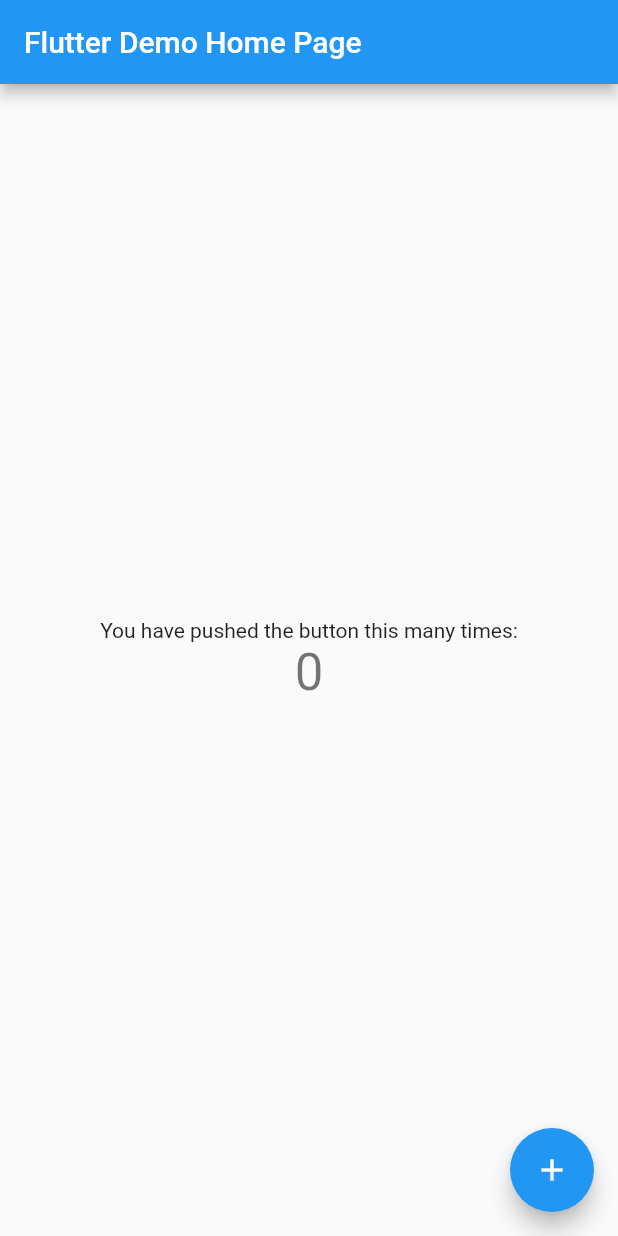
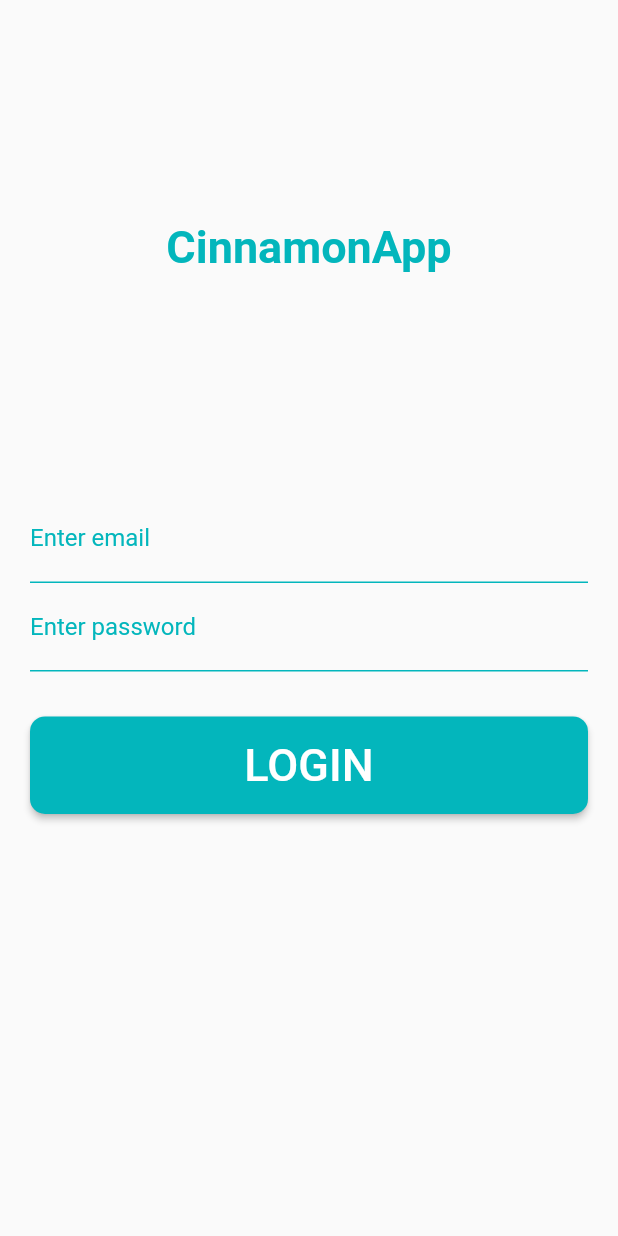
Before and after one commit to otma88/cinnamonApp, a Flutter app: the screen it shows after launch, on a phone screen of 412 x 824 dp. Run offline on Flutter 3.47's test engine with Material 2 defaults, Android fonts, the phone set to English and light mode, and no system bars.

Commit message:
working on login and home screens

```diff
--- /dev/null
+++ b/lib/constants.dart
@@ -0,0 +1,4 @@
+import 'package:flutter/cupertino.dart';
+
+const kPrimaryColor = Color(0xff03b6bc);
+const kSecondaryColor = Color(0xff2a4461);
--- a/lib/main.dart
+++ b/lib/main.dart
@@ -1,8 +1,8 @@
 import 'package:flutter/material.dart';
 
-void main() {
-  runApp(MyApp());
-}
+//void main() {
+//  runApp(MyApp());
+//}
 
 class MyApp extends StatelessWidget {
   // This widget is the root of your application.
--- /dev/null
+++ b/lib/screens/login_form.dart
@@ -0,0 +1,84 @@
+import 'package:cinnamon_app/screens/home_screen.dart';
+import 'package:cinnamon_app/validator.dart';
+import 'package:flutter/material.dart';
+import 'package:cinnamon_app/constants.dart';
+
+class LoginForm extends StatefulWidget {
+  @override
+  State createState() {
+    return LoginFormState();
+  }
+}
+
+class LoginFormState extends State<LoginForm> {
+  final _formKey = GlobalKey<FormState>();
+  bool _autovalidate = false;
+  @override
+  Widget build(BuildContext context) {
+    return Form(
+        key: _formKey,
+        autovalidate: _autovalidate,
+        child: Column(
+          children: <Widget>[
+            TextFormField(
+              decoration: InputDecoration(
+                  labelText: "Enter email",
+                  labelStyle: TextStyle(color: kPrimaryColor),
+                  enabledBorder: UnderlineInputBorder(borderSide: BorderSide(color: kPrimaryColor)),
+                  focusedBorder: UnderlineInputBorder(borderSide: BorderSide(color: kPrimaryColor))),
+              validator: (value) {
+                if (value.isEmpty) {
+                  return 'Please enter email';
+                }
+                bool validEmail = Validator().validateEmail(value);
+                if (!validEmail) {
+                  return "Email is invalid!";
+                }
+                return null;
+              },
+            ),
+            TextFormField(
+              decoration: InputDecoration(
+                  labelText: "Enter password",
+                  labelStyle: TextStyle(color: kPrimaryColor),
+                  enabledBorder: UnderlineInputBorder(borderSide: BorderSide(color: kPrimaryColor)),
+                  focusedBorder: UnderlineInputBorder(borderSide: BorderSide(color: kPrimaryColor))),
+              validator: (value) {
+                String validPassword = Validator().validatePassword(value);
+                if (validPassword != null) {
+                  return validPassword;
+                }
+                return null;
+              },
+            ),
+            SizedBox(
+              height: 30.0,
+            ),
+            RaisedButton(
+              onPressed: () {
+                if (_formKey.currentState.validate()) {
+                  Navigator.push(context, MaterialPageRoute(builder: (context) => HomeScreen()));
+                } else {
+                  setState(() {
+                    _autovalidate = true;
+                  });
+                }
+              },
+              child: Padding(
+                padding: const EdgeInsets.all(15.0),
+                child: Container(
+                  width: double.infinity,
+                  alignment: Alignment.center,
+                  child: Text(
+                    "LOGIN",
+                    style: TextStyle(color: Colors.white, fontSize: 30.0),
+                  ),
+                ),
+              ),
+              shape: RoundedRectangleBorder(borderRadius: BorderRadius.circular(10.0)),
+              color: kPrimaryColor,
+            )
+          ],
+        ));
+  }
+}
--- /dev/null
+++ b/lib/screens/login_screen.dart
@@ -0,0 +1,46 @@
+import 'package:cinnamon_app/screens/login_form.dart';
+import 'package:flutter/material.dart';
+import 'package:cinnamon_app/constants.dart';
+
+void main() {
+  runApp(MaterialApp(
+    home: LoginScreen(),
+  ));
+}
+
+class LoginScreen extends StatefulWidget {
+  @override
+  State createState() {
+    return LoginScreenState();
+  }
+}
+
+class LoginScreenState extends State<LoginScreen> {
+  @override
+  Widget build(BuildContext context) {
+    return Scaffold(
+      body: Container(
+        child: Column(
+          children: <Widget>[
+            Expanded(
+              flex: 2,
+              child: Container(
+                alignment: Alignment.center,
+                child: Text(
+                  "CinnamonApp",
+                  style: TextStyle(fontSize: 30.0, color: kPrimaryColor, fontWeight: FontWeight.bold),
+                ),
+              ),
+            ),
+            Expanded(
+                flex: 3,
+                child: Padding(
+                  padding: const EdgeInsets.symmetric(horizontal: 20.0),
+                  child: LoginForm(),
+                )),
+          ],
+        ),
+      ),
+    );
+  }
+}
```
Also changed, not shown: lib/screens/home_screen.dart (added, +69 -0 lines), lib/screens/movie_card.dart (added, +70 -0 lines), lib/validator.dart (added, +24 -0 lines).
